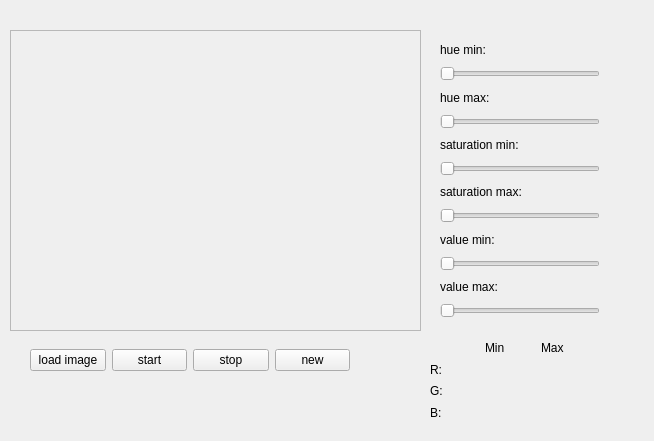
First picture: the form in views/form.ui, repository Jjat00/desktopApp-ColorDetection, before the edit.
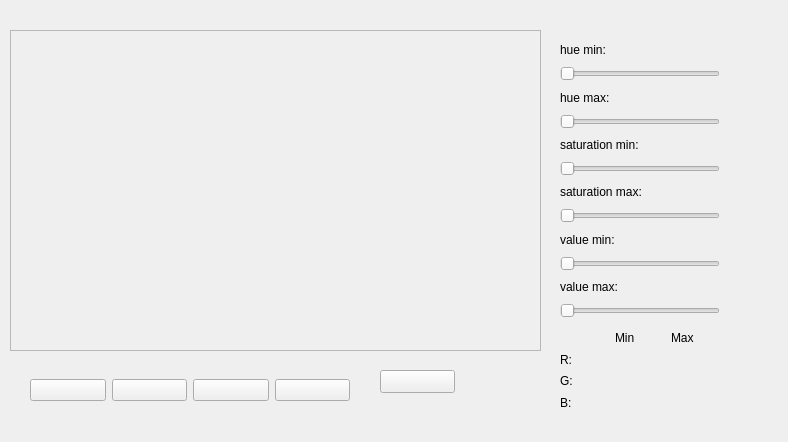
Second picture: the form after the edit.

Commit message: add styles and button_state_process

```diff
--- a/views/form.ui
+++ b/views/form.ui
@@ -6,8 +6,8 @@
    <rect>
     <x>0</x>
     <y>0</y>
-    <width>654</width>
-    <height>441</height>
+    <width>788</width>
+    <height>442</height>
    </rect>
   </property>
   <property name="windowTitle">
@@ -29,8 +29,8 @@
     <rect>
      <x>10</x>
      <y>30</y>
-     <width>411</width>
-     <height>301</height>
+     <width>531</width>
+     <height>321</height>
     </rect>
    </property>
    <property name="frameShape">
@@ -44,8 +44,8 @@
      <rect>
       <x>0</x>
       <y>0</y>
-      <width>411</width>
-      <height>301</height>
+      <width>531</width>
+      <height>321</height>
      </rect>
     </property>
     <layout class="QHBoxLayout" name="layout_image"/>
@@ -55,7 +55,7 @@
    <property name="geometry">
     <rect>
      <x>30</x>
-     <y>340</y>
+     <y>370</y>
      <width>320</width>
      <height>41</height>
     </rect>
@@ -64,28 +64,28 @@
     <item>
      <widget class="QPushButton" name="button_load_image">
       <property name="text">
-       <string>load image</string>
+       <string/>
       </property>
      </widget>
     </item>
     <item>
      <widget class="QPushButton" name="button_start">
       <property name="text">
-       <string>start</string>
+       <string/>
       </property>
      </widget>
     </item>
     <item>
      <widget class="QPushButton" name="button_stop">
       <property name="text">
-       <string>stop</string>
+       <string/>
       </property>
      </widget>
     </item>
     <item>
      <widget class="QPushButton" name="pushButton_4">
       <property name="text">
-       <string>new</string>
+       <string/>
       </property>
      </widget>
     </item>
@@ -94,7 +94,7 @@
   <widget class="QWidget" name="verticalLayoutWidget_2">
    <property name="geometry">
     <rect>
-     <x>440</x>
+     <x>560</x>
      <y>40</y>
      <width>160</width>
      <height>278</height>
@@ -190,8 +190,8 @@
   <widget class="QWidget" name="gridLayoutWidget">
    <property name="geometry">
     <rect>
-     <x>430</x>
-     <y>340</y>
+     <x>560</x>
+     <y>330</y>
      <width>160</width>
      <height>80</height>
     </rect>
@@ -267,8 +267,106 @@
       </property>
      </widget>
     </item>
+    <item row="3" column="2">
+     <widget class="QLabel" name="label_b_min">
+      <property name="text">
+       <string/>
+      </property>
+     </widget>
+    </item>
    </layout>
   </widget>
+  <widget class="QPushButton" name="state_process">
+   <property name="geometry">
+    <rect>
+     <x>380</x>
+     <y>370</y>
+     <width>75</width>
+     <height>23</height>
+    </rect>
+   </property>
+   <property name="text">
+    <string/>
+   </property>
+  </widget>
+  <widget class="QLabel" name="label_hue_min">
+   <property name="geometry">
+    <rect>
+     <x>730</x>
+     <y>60</y>
+     <width>47</width>
+     <height>13</height>
+    </rect>
+   </property>
+   <property name="text">
+    <string/>
+   </property>
+  </widget>
+  <widget class="QLabel" name="label_hue_max">
+   <property name="geometry">
+    <rect>
+     <x>730</x>
+     <y>100</y>
+     <width>47</width>
+     <height>13</height>
+    </rect>
+   </property>
+   <property name="text">
+    <string/>
+   </property>
+  </widget>
+  <widget class="QLabel" name="label_sat_min">
+   <property name="geometry">
+    <rect>
+     <x>730</x>
+     <y>150</y>
+     <width>47</width>
+     <height>13</height>
+    </rect>
+   </property>
+   <property name="text">
+    <string/>
+   </property>
+  </widget>
+  <widget class="QLabel" name="label_sat_max">
+   <property name="geometry">
+    <rect>
+     <x>730</x>
+     <y>200</y>
+     <width>47</width>
+     <height>13</height>
+    </rect>
+   </property>
+   <property name="text">
+    <string/>
+   </property>
+  </widget>
+  <widget class="QLabel" name="label_val_min">
+   <property name="geometry">
+    <rect>
+     <x>730</x>
+     <y>250</y>
+     <width>47</width>
+     <height>13</height>
+    </rect>
+   </property>
+   <property name="text">
+    <string/>
+   </property>
+  </widget>
+  <widget class="QLabel" name="label_val_max">
+   <property name="geometry">
+    <rect>
+     <x>730</x>
+     <y>300</y>
+     <width>47</width>
+     <height>13</height>
+    </rect>
+   </property>
+   <property name="text">
+    <string/>
+   </property>
+  </widget>
  </widget>
  <resources/>
  <connections/>
```
Left out of the diff: 12 changed lines with no effect on the pictures. The commit also changes 16 other files.
